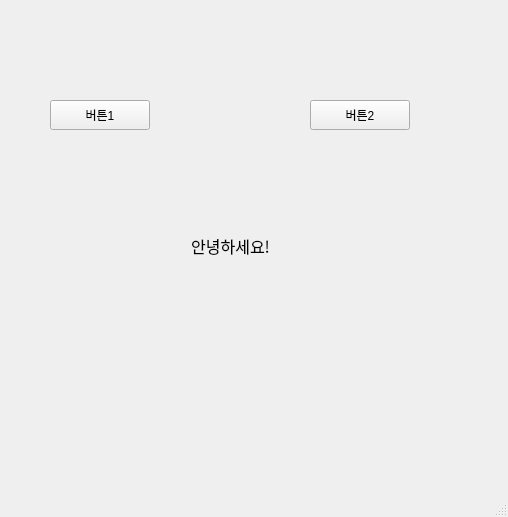
The window that ui/test.ui (shth55555/giTest2_20240329) describes before a commit, drawn with Qt 5.
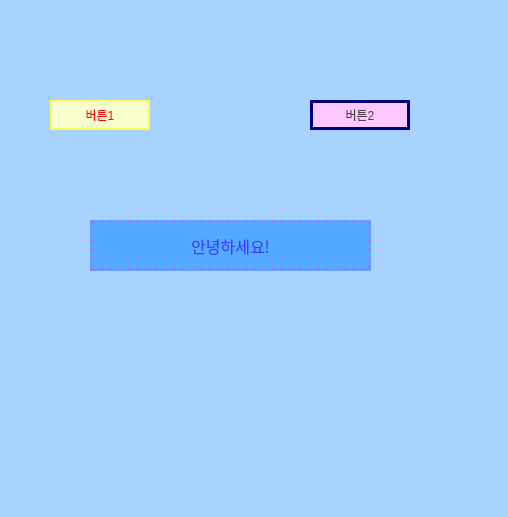
The same window after the commit.

Commit message: ui 디자인 수정, 아이콘 이미지 추가

Diff of the .ui file:
```diff
--- a/ui/test.ui
+++ b/ui/test.ui
@@ -13,6 +13,9 @@
   <property name="windowTitle">
    <string>MainWindow</string>
   </property>
+  <property name="styleSheet">
+   <string notr="true">background-color: rgb(169, 211, 255);</string>
+  </property>
   <widget class="QWidget" name="centralwidget">
    <widget class="QPushButton" name="button1">
     <property name="geometry">
@@ -23,6 +26,11 @@
       <height>30</height>
      </rect>
     </property>
+    <property name="styleSheet">
+     <string notr="true">color: rgb(255, 2, 6);
+border : 2px solid rgb(253, 255, 87);
+background-color: rgb(247, 255, 207);</string>
+    </property>
     <property name="text">
      <string>버튼1</string>
     </property>
@@ -36,6 +44,11 @@
       <height>30</height>
      </rect>
     </property>
+    <property name="styleSheet">
+     <string notr="true">color: rgb(70, 70, 70);
+background-color: rgb(255, 199, 255);
+border : 3px solid rgb(0, 0, 127);</string>
+    </property>
     <property name="text">
      <string>버튼2</string>
     </property>
@@ -59,6 +72,11 @@
       <strikeout>false</strikeout>
      </font>
     </property>
+    <property name="styleSheet">
+     <string notr="true">color: rgb(55, 65, 255);
+background-color: rgb(85, 170, 255);
+border : 3px dotted rgb(140, 129, 255);</string>
+    </property>
     <property name="text">
      <string>안녕하세요!</string>
     </property>
```
The commit also changes 2 other files.
